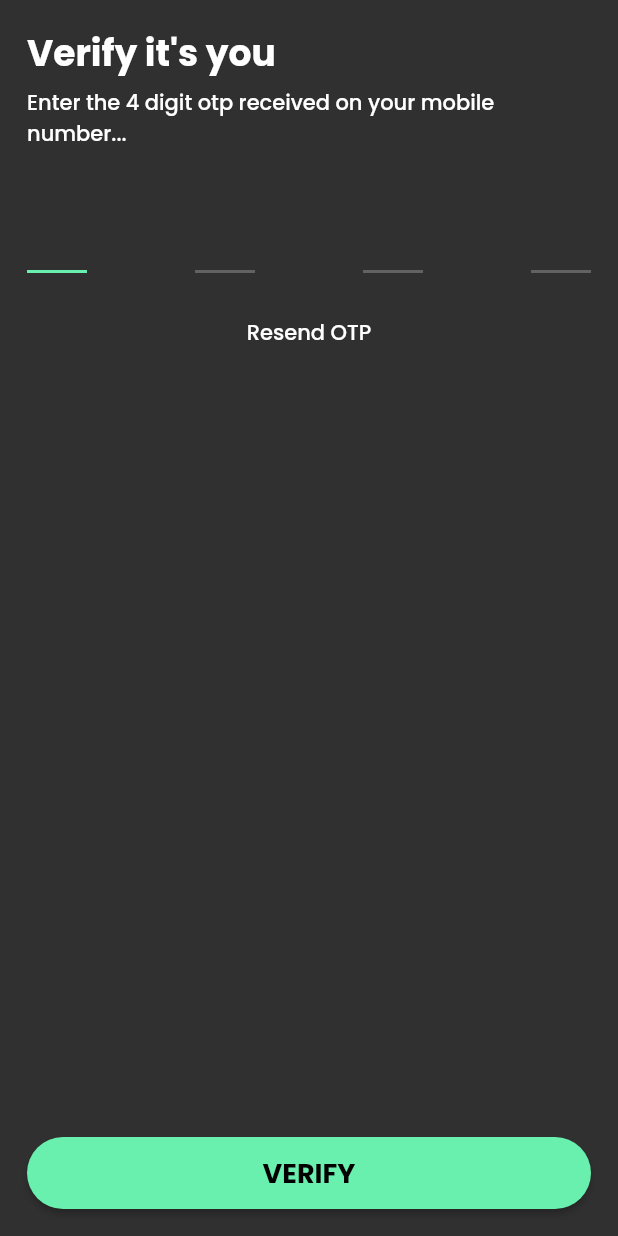
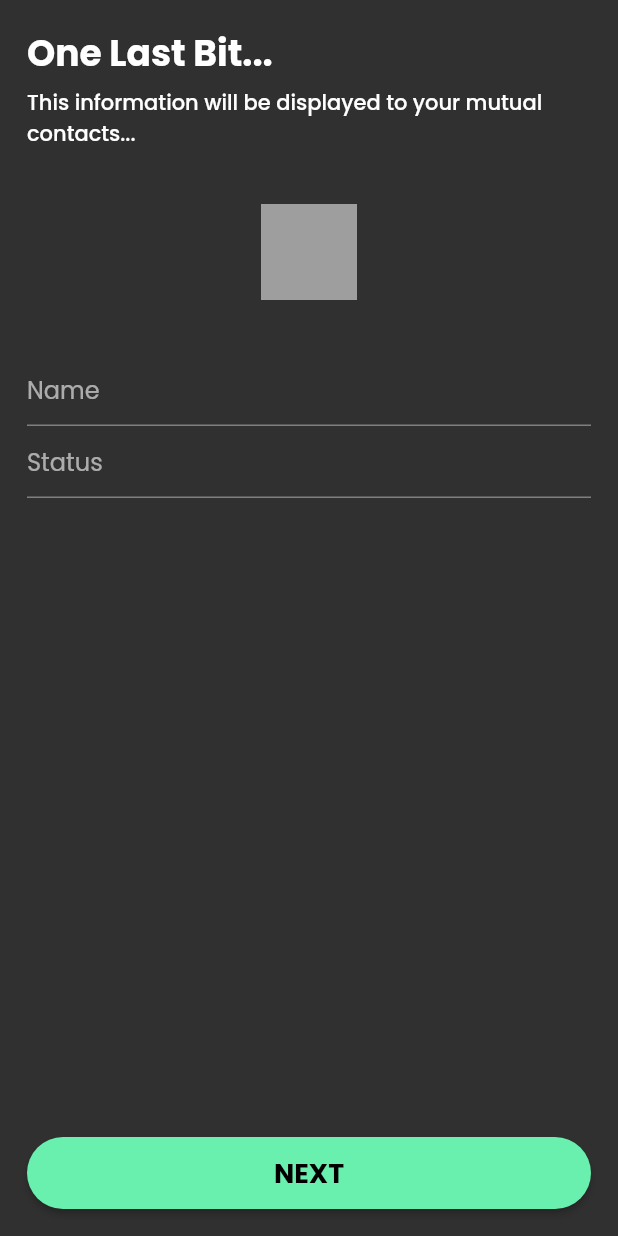
Before and after one commit to Goutam192002/prologue, a Flutter app: the screen it shows after launch, on a phone screen of 412 x 824 dp. Run offline on Flutter 3.47's test engine with Material 2 defaults, Android fonts, the phone set to English and light mode, and no system bars; drawn by our look-alikes of pin_code_fields; our stand-ins replace dio, flutter_bloc, flutter_contacts, google_fonts; missing offline and left inert: xmpp_stone.

Commit message:
add edit profile screen

```diff
--- a/lib/main.dart
+++ b/lib/main.dart
@@ -1,6 +1,6 @@
 import 'package:flutter/material.dart';
 import 'package:google_fonts/google_fonts.dart';
-import 'package:prologue/auth/verify_number_screen.dart';
+import 'package:prologue/profile/edit_profile_screen.dart';
 
 void main() {
   runApp(MyApp());
@@ -17,7 +17,7 @@ class MyApp extends StatelessWidget {
           bodyColor: Colors.greenAccent,
         ),
       ),
-      home: VerifyNumberScreen(),
+      home: EditProfileScreen(),
     );
   }
 }
--- /dev/null
+++ b/lib/profile/edit_profile_screen.dart
@@ -0,0 +1,52 @@
+import 'package:flutter/material.dart';
+import 'package:prologue/core/components/full_width_button.dart';
+
+class EditProfileScreen extends StatelessWidget {
+  @override
+  Widget build(BuildContext context) {
+    return Scaffold(
+      body: SafeArea(
+        child: Padding(
+          padding: EdgeInsets.all(18),
+          child: Column(
+            crossAxisAlignment: CrossAxisAlignment.start,
+            children: [
+              Text(
+                "One Last Bit...",
+                style: TextStyle(
+                  color: Colors.white,
+                  fontSize: 24,
+                  fontWeight: FontWeight.bold,
+                ),
+              ),
+              SizedBox(height: 4),
+              Text(
+                "This information will be displayed to your mutual contacts...",
+                style: TextStyle(
+                  color: Colors.white,
+                  fontWeight: FontWeight.w500,
+                ),
+              ),
+              SizedBox(height: 36),
+              Center(
+                child: Container(color: Colors.grey, height: 64, width: 64),
+              ),
+              SizedBox(height: 36),
+              TextField(
+                decoration: InputDecoration(hintText: "Name"),
+              ),
+              TextField(
+                decoration: InputDecoration(hintText: "Status"),
+              ),
+              Expanded(child: Container()),
+              FullWidthButton(
+                onTap: () {},
+                buttonText: "NEXT",
+              )
+            ],
+          ),
+        ),
+      ),
+    );
+  }
+}
```
Also changed, not shown: lib/auth/screens/auth_screen.dart (renamed from lib/auth/auth_screen.dart), lib/auth/screens/verify_number_screen.dart (renamed from lib/auth/verify_number_screen.dart).
